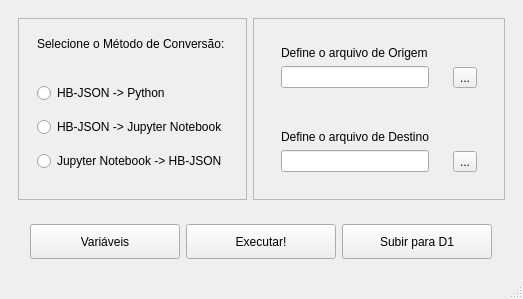
The window that ui/mainWindow.ui (dkabal14/D1_Converter) describes before a commit, drawn with Qt 5.
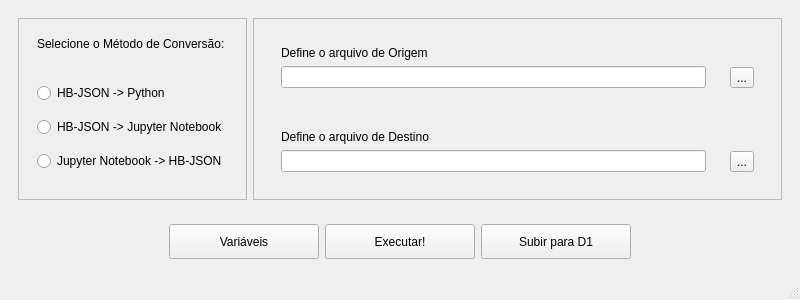
The same window after the commit. Icons and pictures are not drawn.

```diff
--- a/ui/mainWindow.ui
+++ b/ui/mainWindow.ui
@@ -6,10 +6,22 @@
    <rect>
     <x>0</x>
     <y>0</y>
-    <width>512</width>
-    <height>293</height>
+    <width>800</width>
+    <height>300</height>
    </rect>
   </property>
+  <property name="minimumSize">
+   <size>
+    <width>800</width>
+    <height>300</height>
+   </size>
+  </property>
+  <property name="maximumSize">
+   <size>
+    <width>800</width>
+    <height>300</height>
+   </size>
+  </property>
   <property name="windowTitle">
    <string>DONE - CONVERTER</string>
   </property>
@@ -195,7 +207,14 @@
                  </widget>
                 </item>
                 <item>
-                 <widget class="QLineEdit" name="input_destino"/>
+                 <widget class="QLineEdit" name="Entry2">
+                  <property name="sizePolicy">
+                   <sizepolicy hsizetype="Expanding" vsizetype="Fixed">
+                    <horstretch>0</horstretch>
+                    <verstretch>0</verstretch>
+                   </sizepolicy>
+                  </property>
+                 </widget>
                 </item>
                </layout>
               </widget>
```
Left out of the diff: 33 changed lines with no effect on the pictures.
